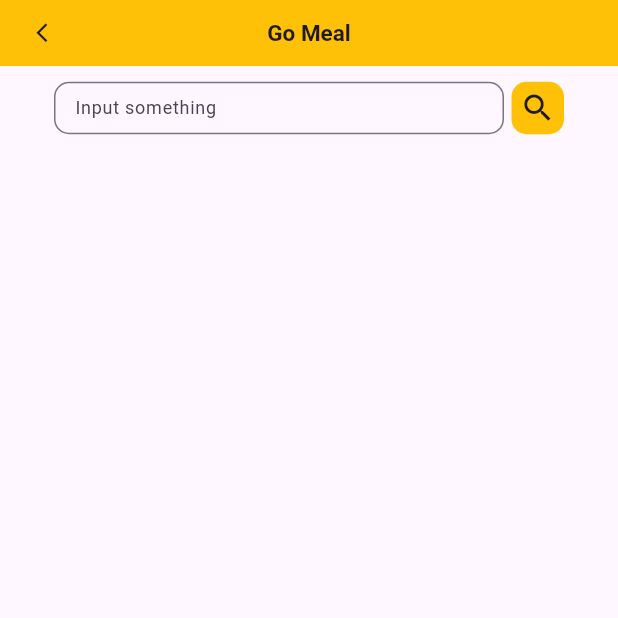
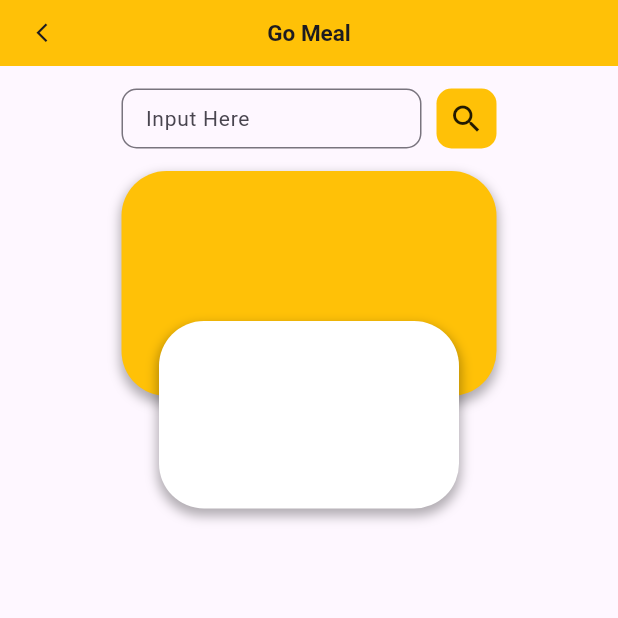
Before and after one commit to MakotoMachiYuki/Mobile-Programming-UTS, a Flutter app: the screen it shows after launch, on a phone screen of 412 x 824 dp, the top half of it. Run offline on Flutter 3.47's test engine with Material 3 defaults, Android fonts, the light colour scheme and no system bars.

Commit message:
Second Commit

```diff
--- a/meal_go/lib/restaurant.dart
+++ b/meal_go/lib/restaurant.dart
@@ -26,46 +26,36 @@ class _StoreDetailState extends State<StoreDetail> {
         toolbarHeight: 44,
         backgroundColor: Colors.amber,
       ),
-      body: CustomScrollView(
-        slivers: [
-          SliverAppBar(
-            floating: true,
-            pinned: true,
-            expandedHeight: 100,
-            title: Padding(
-              padding: EdgeInsets.symmetric(vertical: 15, horizontal: 20),
-              child: Column(
+      body: Column(
         children: [
-                  Row(
+          SizedBox(
+            height: 70,
+            child: Row(
+              mainAxisAlignment: MainAxisAlignment.center,
               children: [
-                      Expanded(
-                        child: Container(
-                          height: 35,
+                Container(
+                  width: 200,
+                  height: 40,
                   child: TextField(
-                            style: TextStyle(fontSize: 12),
+                    style: TextStyle(fontSize: 14),
                     decoration: InputDecoration(
+                      labelText: 'Input Here',
+                      labelStyle: TextStyle(fontSize: 14),
                       border: OutlineInputBorder(
                         borderRadius: BorderRadius.circular(10),
-                                borderSide: BorderSide(color: Colors.black),
-                              ),
-                              focusedBorder: OutlineInputBorder(
-                                borderSide: BorderSide(color: Colors.black),
-                              ),
-                              labelText: 'Input something',
-                              labelStyle: TextStyle(fontSize: 12),
-                              contentPadding: EdgeInsets.symmetric(
-                                  vertical: 5, horizontal: 10),
                       ),
                     ),
                   ),
                 ),
                 SizedBox(
-                        width: 5,
+                  width: 10,
                 ),
                 Container(
-                        width: 35,
-                        height: 35,
-                        child: Icon(Icons.search),
+                  width: 40,
+                  height: 40,
+                  child: Icon(
+                    Icons.search,
+                  ),
                   decoration: BoxDecoration(
                     borderRadius: BorderRadius.circular(10),
                     color: Colors.amber,
@@ -73,12 +63,53 @@ class _StoreDetailState extends State<StoreDetail> {
                 ),
               ],
             ),
+          ),
+          Container(
+            height: 225,
+            width: 250,
+            child: Stack(
+              children: [
+                Container(
+                  width: 250,
+                  height: 150,
+                  decoration: BoxDecoration(
+                    color: Colors.amber,
+                    borderRadius: BorderRadius.circular(30),
+                    boxShadow: [
+                      BoxShadow(
+                        color: Colors.black.withOpacity(0.3),
+                        offset: Offset(0, 4),
+                        blurRadius: 6,
+                        spreadRadius: 1,
+                      )
+                    ],
+                  ),
+                ),
+                Positioned(
+                  top: 100,
+                  left: 25,
+                  child: Container(
+                    width: 200,
+                    height: 125,
+                    decoration: BoxDecoration(
+                      color: Colors.white,
+                      borderRadius: BorderRadius.circular(30),
+                      boxShadow: [
+                        BoxShadow(
+                          color: Colors.black.withOpacity(0.3),
+                          offset: Offset(0, 4),
+                          blurRadius: 6,
+                          spreadRadius: 1,
+                        )
                       ],
                     ),
                   ),
                 ),
               ],
             ),
+          )
+        ],
+      ),
     );
   }
 }
```
Lines whose indentation alone changed are shown as unchanged.
